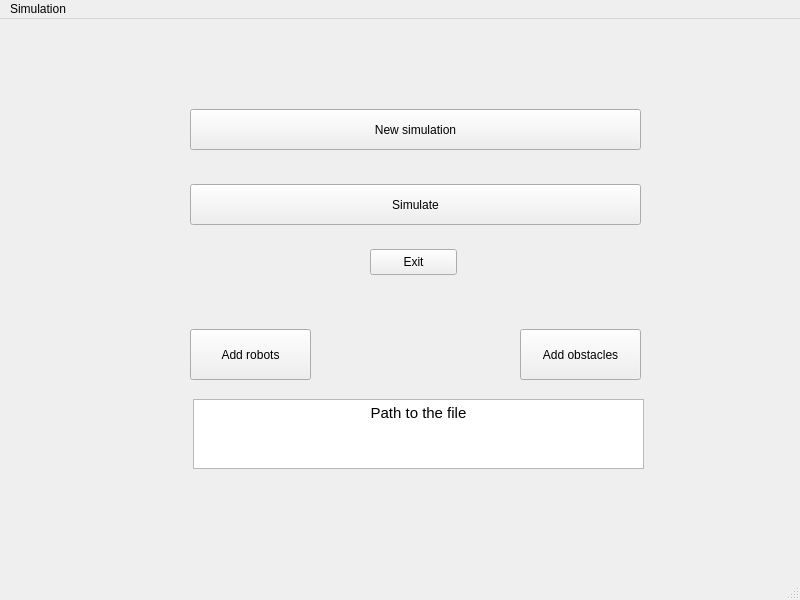
Qt form ICP_PROJECT_2024/mainwindow.ui (ToxicToxon/ICP-PROJECT-2024) before a commit.
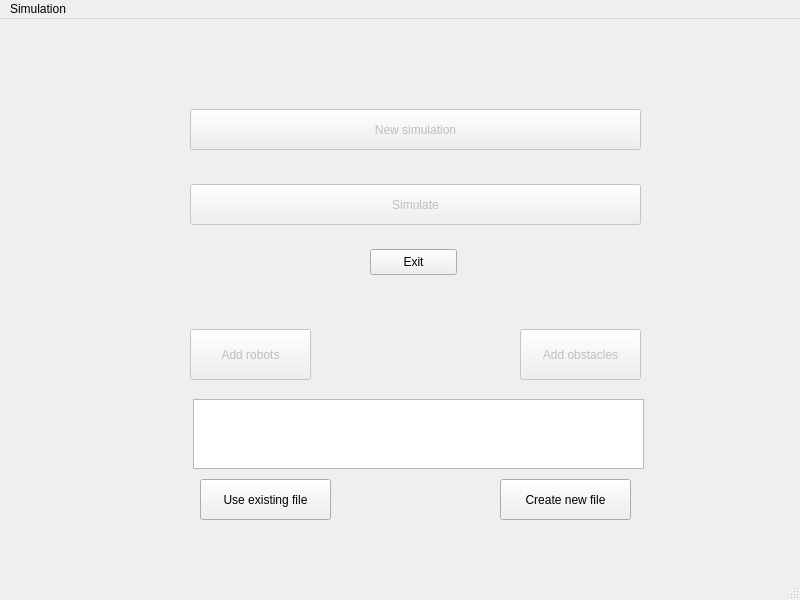
The same form after that commit.

```diff
--- a/ICP_PROJECT_2024/mainwindow.ui
+++ b/ICP_PROJECT_2024/mainwindow.ui
@@ -14,7 +14,10 @@
    <string>MainWindow</string>
   </property>
   <widget class="QWidget" name="centralwidget">
-   <widget class="QPushButton" name="pushButton">
+   <widget class="QPushButton" name="Button_simulate">
+    <property name="enabled">
+     <bool>false</bool>
+    </property>
     <property name="geometry">
      <rect>
       <x>190</x>
@@ -40,7 +43,10 @@
      <string>Exit</string>
     </property>
    </widget>
-   <widget class="QPushButton" name="pushButton_2">
+   <widget class="QPushButton" name="new_simulation_Button">
+    <property name="enabled">
+     <bool>false</bool>
+    </property>
     <property name="geometry">
      <rect>
       <x>190</x>
@@ -53,7 +59,10 @@
      <string>New simulation</string>
     </property>
    </widget>
-   <widget class="QPushButton" name="pushButton_4">
+   <widget class="QPushButton" name="add_robot_Button">
+    <property name="enabled">
+     <bool>false</bool>
+    </property>
     <property name="geometry">
      <rect>
       <x>190</x>
@@ -66,7 +75,10 @@
      <string>Add robots</string>
     </property>
    </widget>
-   <widget class="QPushButton" name="pushButton_5">
+   <widget class="QPushButton" name="add_obstacle_Button">
+    <property name="enabled">
+     <bool>false</bool>
+    </property>
     <property name="geometry">
      <rect>
       <x>520</x>
@@ -95,8 +107,34 @@
 hr { height: 1px; border-width: 0; }
 li.unchecked::marker { content: &quot;\2610&quot;; }
 li.checked::marker { content: &quot;\2612&quot;; }
-&lt;/style&gt;&lt;/head&gt;&lt;body style=&quot; font-family:'Segoe UI'; font-size:9pt; font-weight:400; font-style:normal;&quot;&gt;
-&lt;p align=&quot;center&quot; style=&quot; margin-top:0px; margin-bottom:0px; margin-left:0px; margin-right:0px; -qt-block-indent:0; text-indent:0px;&quot;&gt;&lt;span style=&quot; font-family:'Cantarell'; font-size:11pt;&quot;&gt;Path to the file&lt;/span&gt;&lt;/p&gt;&lt;/body&gt;&lt;/html&gt;</string>
+&lt;/style&gt;&lt;/head&gt;&lt;body style=&quot; font-family:'.AppleSystemUIFont'; font-size:13pt; font-weight:400; font-style:normal;&quot;&gt;
+&lt;p align=&quot;center&quot; style=&quot;-qt-paragraph-type:empty; margin-top:0px; margin-bottom:0px; margin-left:0px; margin-right:0px; -qt-block-indent:0; text-indent:0px;&quot;&gt;&lt;br /&gt;&lt;/p&gt;&lt;/body&gt;&lt;/html&gt;</string>
+    </property>
+   </widget>
+   <widget class="QPushButton" name="set_path_Button">
+    <property name="geometry">
+     <rect>
+      <x>200</x>
+      <y>460</y>
+      <width>131</width>
+      <height>41</height>
+     </rect>
+    </property>
+    <property name="text">
+     <string>Use existing file</string>
+    </property>
+   </widget>
+   <widget class="QPushButton" name="create_file_Button">
+    <property name="geometry">
+     <rect>
+      <x>500</x>
+      <y>460</y>
+      <width>131</width>
+      <height>41</height>
+     </rect>
+    </property>
+    <property name="text">
+     <string>Create new file</string>
     </property>
    </widget>
   </widget>
```
Left out of the diff: 56 changed lines with no effect on the pictures.
